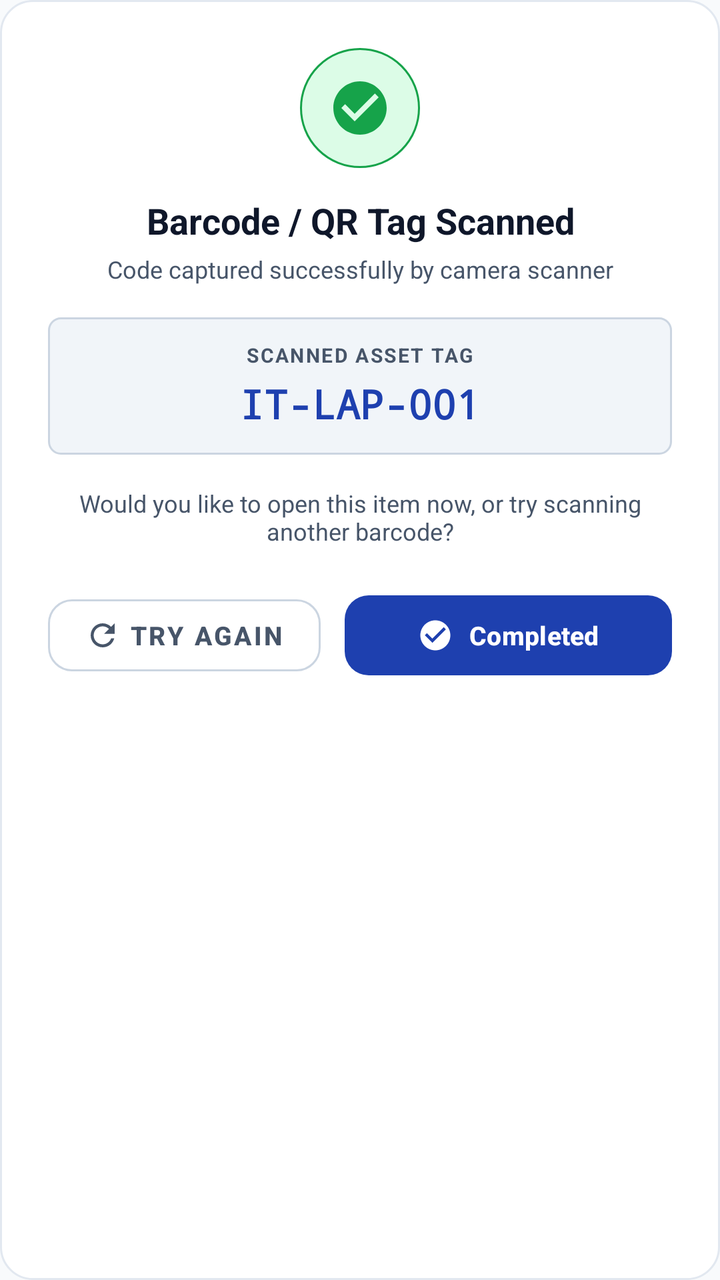
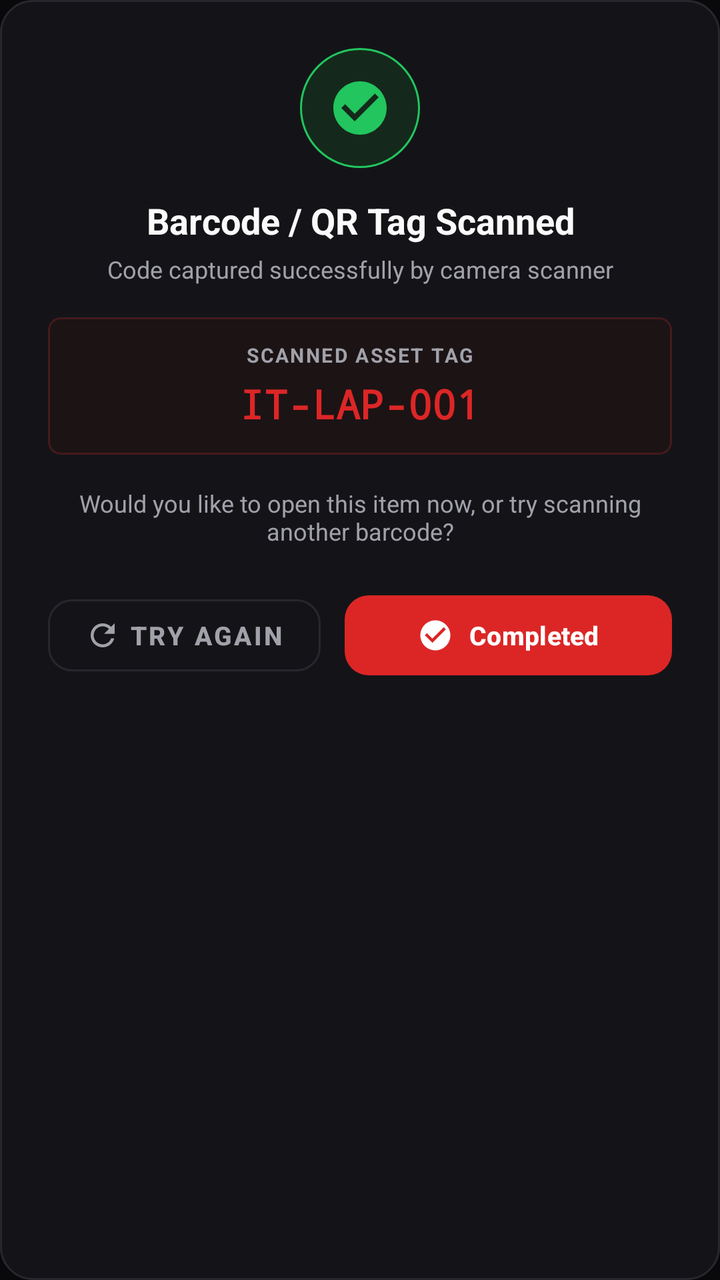

Compare the two renders of this Android layout. The source of the first and the diff that turns it into the second are given below.
<!-- AndroidManifest.xml: application theme Theme.ITinventoryEQ -->
<!-- res/layout/dialog_scan_confirmation.xml -->
<?xml version="1.0" encoding="utf-8"?>
<LinearLayout xmlns:android="http://schemas.android.com/apk/res/android"
    xmlns:app="http://schemas.android.com/apk/res-auto"
    android:layout_width="match_parent"
    android:layout_height="wrap_content"
    android:orientation="vertical"
    android:background="@drawable/bg_dialog"
    android:padding="24dp">

    
    <FrameLayout
        android:layout_width="60dp"
        android:layout_height="60dp"
        android:layout_gravity="center_horizontal"
        android:background="@drawable/bg_badge_available"
        android:layout_marginBottom="14dp">

        <ImageView
            android:layout_width="32dp"
            android:layout_height="32dp"
            android:layout_gravity="center"
            android:src="@drawable/ic_check_circle"
            app:tint="@color/status_available" />
    </FrameLayout>

    
    <TextView
        android:layout_width="match_parent"
        android:layout_height="wrap_content"
        android:text="Barcode / QR Tag Scanned"
        android:textSize="18sp"
        android:textStyle="bold"
        android:textColor="@color/text_primary"
        android:gravity="center"
        android:layout_marginBottom="4dp" />

    <TextView
        android:layout_width="match_parent"
        android:layout_height="wrap_content"
        android:text="Code captured successfully by camera scanner"
        android:textSize="12sp"
        android:textColor="@color/text_secondary"
        android:gravity="center"
        android:layout_marginBottom="16dp" />

    
    <LinearLayout
        android:layout_width="match_parent"
        android:layout_height="wrap_content"
        android:background="@drawable/bg_asset_tag_pill"
        android:orientation="vertical"
        android:gravity="center"
        android:paddingTop="12dp"
        android:paddingBottom="12dp"
        android:paddingStart="16dp"
        android:paddingEnd="16dp"
        android:layout_marginBottom="16dp">

        <TextView
            android:layout_width="wrap_content"
            android:layout_height="wrap_content"
            android:text="SCANNED ASSET TAG"
            android:textSize="10sp"
            android:textStyle="bold"
            android:textColor="@color/text_secondary"
            android:letterSpacing="0.08"
            android:layout_marginBottom="4dp" />

        <TextView
            android:id="@+id/tvScannedCodeDisplay"
            android:layout_width="wrap_content"
            android:layout_height="wrap_content"
            android:text="IT-LAP-001"
            android:textSize="20sp"
            android:textStyle="bold"
            android:textColor="@color/brand_primary"
            android:fontFamily="monospace" />
    </LinearLayout>

    <TextView
        android:layout_width="match_parent"
        android:layout_height="wrap_content"
        android:text="Would you like to open this item now, or try scanning another barcode?"
        android:textSize="12sp"
        android:textColor="@color/text_secondary"
        android:gravity="center"
        android:layout_marginBottom="20dp" />

    
    <LinearLayout
        android:layout_width="match_parent"
        android:layout_height="wrap_content"
        android:orientation="horizontal"
        android:gravity="center">

        
        <com.google.android.material.button.MaterialButton
            android:id="@+id/btnScanTryAgain"
            style="@style/Widget.MaterialComponents.Button.OutlinedButton"
            android:layout_width="0dp"
            android:layout_height="48dp"
            android:layout_weight="1"
            android:layout_marginEnd="6dp"
            android:text="Try Again"
            android:textColor="@color/text_secondary"
            android:textSize="13sp"
            android:textStyle="bold"
            app:cornerRadius="12dp"
            app:icon="@drawable/ic_refresh"
            app:iconTint="@color/text_secondary"
            app:iconGravity="textStart"
            app:strokeColor="#CBD5E1" />

        
        <com.google.android.material.button.MaterialButton
            android:id="@+id/btnScanCompleted"
            android:layout_width="0dp"
            android:layout_height="48dp"
            android:layout_weight="1.2"
            android:layout_marginStart="6dp"
            android:text="Completed"
            android:textColor="@color/white"
            android:textSize="13sp"
            android:textStyle="bold"
            app:backgroundTint="@color/brand_primary"
            app:cornerRadius="12dp"
            app:icon="@drawable/ic_check_circle"
            app:iconTint="@color/white"
            app:iconGravity="textStart" />
    </LinearLayout>

</LinearLayout>
<!-- resources referenced by this layout -->
<resources>
  <color name="brand_primary">#1E40AF</color>
  <color name="status_available">#16A34A</color>
  <color name="text_primary">#0F172A</color>
  <color name="text_secondary">#475569</color>
  <color name="white">#FFFFFF</color>
  <!-- drawable bg_asset_tag_pill (drawable) -->
  <?xml version="1.0" encoding="utf-8"?>
  <shape xmlns:android="http://schemas.android.com/apk/res/android"
      android:shape="rectangle">
      <corners android:radius="6dp" />
      <solid android:color="#F1F5F9" />
      <stroke android:width="1dp" android:color="#CBD5E1" />
      <padding
          android:left="8dp"
          android:top="3dp"
          android:right="8dp"
          android:bottom="3dp" />
  </shape>
  <!-- drawable bg_badge_available (drawable) -->
  <?xml version="1.0" encoding="utf-8"?>
  <shape xmlns:android="http://schemas.android.com/apk/res/android"
      android:shape="rectangle">
      <corners android:radius="999dp" />
      <solid android:color="@color/status_available_bg" />
      <stroke android:width="1dp" android:color="@color/status_available" />
      <padding
          android:left="10dp"
          android:top="4dp"
          android:right="10dp"
          android:bottom="4dp" />
  </shape>
  <!-- drawable bg_dialog (drawable) -->
  <?xml version="1.0" encoding="utf-8"?>
  <shape xmlns:android="http://schemas.android.com/apk/res/android"
      android:shape="rectangle">
      <solid android:color="@color/surface_card" />
      <corners android:radius="16dp" />
      <stroke android:width="1dp" android:color="#E2E8F0" />
  </shape>
  <!-- drawable ic_check_circle (drawable) -->
  <vector xmlns:android="http://schemas.android.com/apk/res/android"
      android:width="24dp"
      android:height="24dp"
      android:viewportWidth="24"
      android:viewportHeight="24">
      <path
          android:fillColor="@color/brand_primary"
          android:pathData="M12,2C6.48,2 2,6.48 2,12s4.48,10 10,10 10,-4.48 10,-10S17.52,2 12,2zM10,17l-5,-5 1.41,-1.41L10,14.17l7.59,-7.59L19,8l-9,9z"/>
  </vector>
  <!-- drawable ic_refresh (drawable) -->
  <vector xmlns:android="http://schemas.android.com/apk/res/android"
      android:width="24dp"
      android:height="24dp"
      android:viewportWidth="24"
      android:viewportHeight="24">
      <path
          android:fillColor="@color/text_secondary"
          android:pathData="M17.65,6.35C16.2,4.9 14.21,4 12,4c-4.42,0 -7.99,3.58 -7.99,8s3.57,8 7.99,8c3.73,0 6.84,-2.55 7.73,-6h-2.08c-0.82,2.33 -3.04,4 -5.65,4 -3.31,0 -6,-2.69 -6,-6s2.69,-6 6,-6c1.66,0 3.14,0.69 4.22,1.78L13,11h7V4l-2.35,2.35z"/>
  </vector>
  <style name="Theme.ITinventoryEQ" parent="Base.Theme.ITinventoryEQ" />
  <color name="status_available_bg">#DCFCE7</color>
  <color name="surface_card">#FFFFFF</color>
  <color name="primary">#1E40AF</color>
  <color name="primary_dark">#1E3A8A</color>
  <color name="accent">#0EA5E9</color>
  <color name="background">#F8FAFC</color>
  <color name="card_surface">#FFFFFF</color>
  <style name="ShapeAppearance.IT.Corner12dp" parent="ShapeAppearance.Material3.Corner.Medium">
          <item name="cornerSize">12dp</item>
      </style>
  <!-- unchanged entries left out for length: 1 -->
</resources>

<!-- the commit's change to res/layout/dialog_scan_confirmation.xml (unified diff, before → after) -->
@@ -109,7 +109,7 @@
             app:icon="@drawable/ic_refresh"
             app:iconTint="@color/text_secondary"
             app:iconGravity="textStart"
-            app:strokeColor="#CBD5E1" />
+            app:strokeColor="@color/border_light" />
 
         
         <com.google.android.material.button.MaterialButton
<!-- resource entries referenced after the edit -->
@@ -1,17 +1,18 @@
 <!-- resources referenced by this layout -->
 <resources>
-  <color name="brand_primary">#1E40AF</color>
-  <color name="status_available">#16A34A</color>
-  <color name="text_primary">#0F172A</color>
-  <color name="text_secondary">#475569</color>
+  <color name="border_light">#27272E</color>
+  <color name="brand_primary">#DC2626</color>
+  <color name="status_available">#22C55E</color>
+  <color name="text_primary">#FAFAFA</color>
+  <color name="text_secondary">#A1A1AA</color>
   <color name="white">#FFFFFF</color>
   <!-- drawable bg_asset_tag_pill (drawable) -->
   <?xml version="1.0" encoding="utf-8"?>
   <shape xmlns:android="http://schemas.android.com/apk/res/android"
       android:shape="rectangle">
       <corners android:radius="6dp" />
-      <solid android:color="#F1F5F9" />
-      <stroke android:width="1dp" android:color="#CBD5E1" />
+      <solid android:color="#1C1315" />
+      <stroke android:width="1dp" android:color="#451A1D" />
       <padding
           android:left="8dp"
           android:top="3dp"
@@ -37,7 +38,7 @@
       android:shape="rectangle">
       <solid android:color="@color/surface_card" />
       <corners android:radius="16dp" />
-      <stroke android:width="1dp" android:color="#E2E8F0" />
+      <stroke android:width="1dp" android:color="@color/border_light" />
   </shape>
   <!-- drawable ic_check_circle (drawable) -->
   <vector xmlns:android="http://schemas.android.com/apk/res/android"
@@ -60,13 +61,13 @@
           android:pathData="M17.65,6.35C16.2,4.9 14.21,4 12,4c-4.42,0 -7.99,3.58 -7.99,8s3.57,8 7.99,8c3.73,0 6.84,-2.55 7.73,-6h-2.08c-0.82,2.33 -3.04,4 -5.65,4 -3.31,0 -6,-2.69 -6,-6s2.69,-6 6,-6c1.66,0 3.14,0.69 4.22,1.78L13,11h7V4l-2.35,2.35z"/>
   </vector>
   <style name="Theme.ITinventoryEQ" parent="Base.Theme.ITinventoryEQ" />
-  <color name="status_available_bg">#DCFCE7</color>
-  <color name="surface_card">#FFFFFF</color>
-  <color name="primary">#1E40AF</color>
-  <color name="primary_dark">#1E3A8A</color>
-  <color name="accent">#0EA5E9</color>
-  <color name="background">#F8FAFC</color>
-  <color name="card_surface">#FFFFFF</color>
+  <color name="status_available_bg">#14291B</color>
+  <color name="surface_card">#141418</color>
+  <color name="primary">#DC2626</color>
+  <color name="primary_dark">#991B1B</color>
+  <color name="accent">#FF2E2E</color>
+  <color name="background">#09090B</color>
+  <color name="card_surface">#141418</color>
   <style name="ShapeAppearance.IT.Corner12dp" parent="ShapeAppearance.Material3.Corner.Medium">
           <item name="cornerSize">12dp</item>
       </style>
